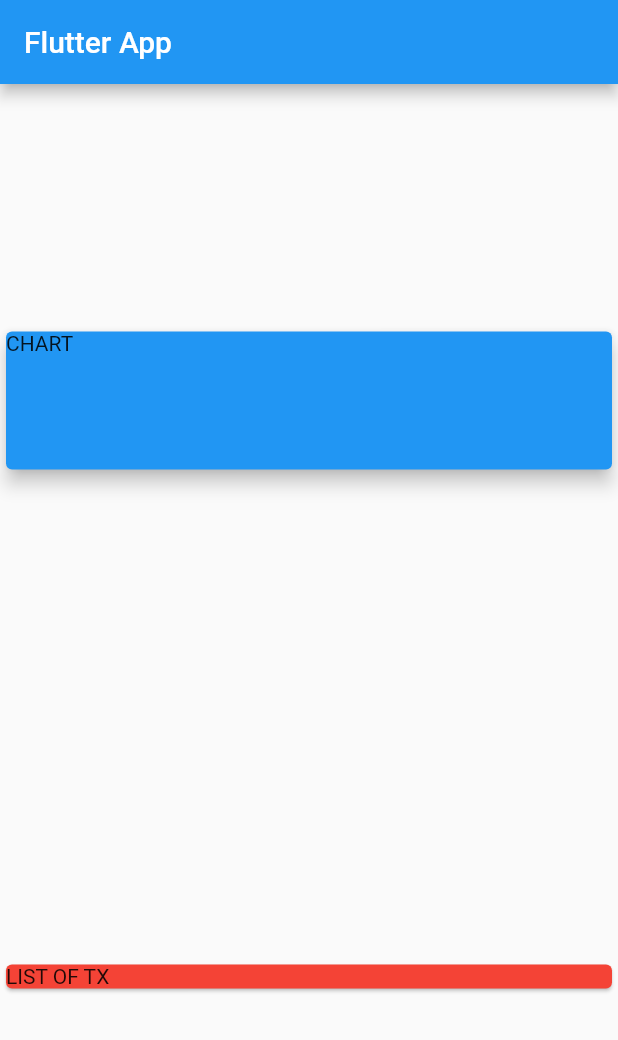
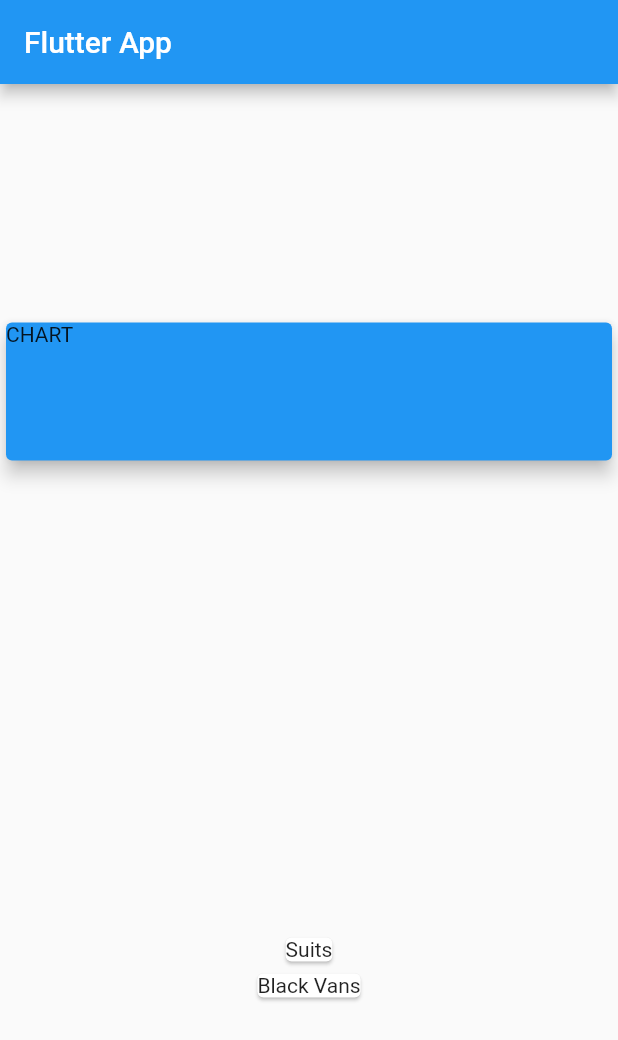
Before and after one commit to SethMegbetor/flutter_expense_tracker, a Flutter app: the screen it shows after launch, on a phone screen of 412 x 824 dp. Shown: the top 1040 px of the screen. Run offline on Flutter 3.47's test engine with Material 2 defaults, Android fonts, the phone set to English and light mode, and no system bars.

Commit message:
mapped transaction data to widgets

```diff
--- a/lib/main.dart
+++ b/lib/main.dart
@@ -16,7 +16,8 @@ class MyApp extends StatelessWidget {
 class MyHomePage extends StatelessWidget {
   final List<Transaction> transactions = [
     Transaction(id: "t1", title: "Suits", amount: 34.99, date: DateTime.now()),
-    Transaction(id: "t2", title: "Black Vans", amount: 94.99, date: DateTime.now())
+    Transaction(
+        id: "t2", title: "Black Vans", amount: 94.99, date: DateTime.now())
   ];
 
   @override
@@ -38,9 +39,16 @@ class MyHomePage extends StatelessWidget {
               elevation: 5,
             ),
           ),
-          Card(
-            color: Colors.red,
-            child: Text("LIST OF TX"),
+          Column(
+            children: transactions.map((tx) {
+              return Card(
+                child: Text(tx.title),
+              );
+            }).toList(),
+            // Card(
+            //   color: Colors.red,
+            //   child: Text("LIST OF TX"),
+            // ),
           )
         ],
       ),
```
